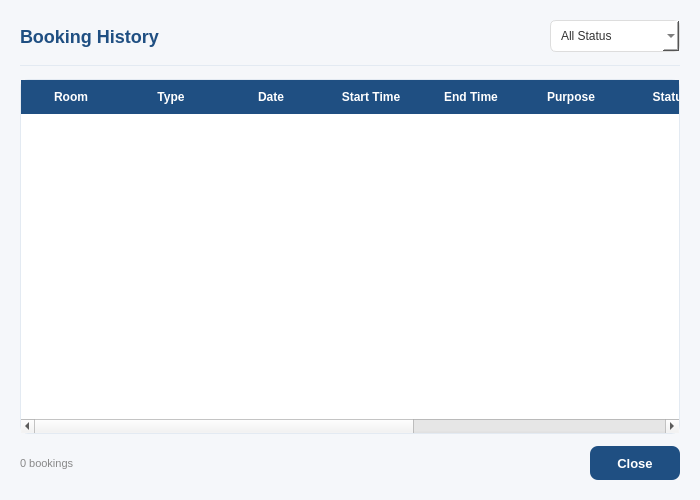
This is ui/BookingHistory.ui in maihuybao/SmartLockUEL as Qt 5 draws it before an edit. The edited form follows.
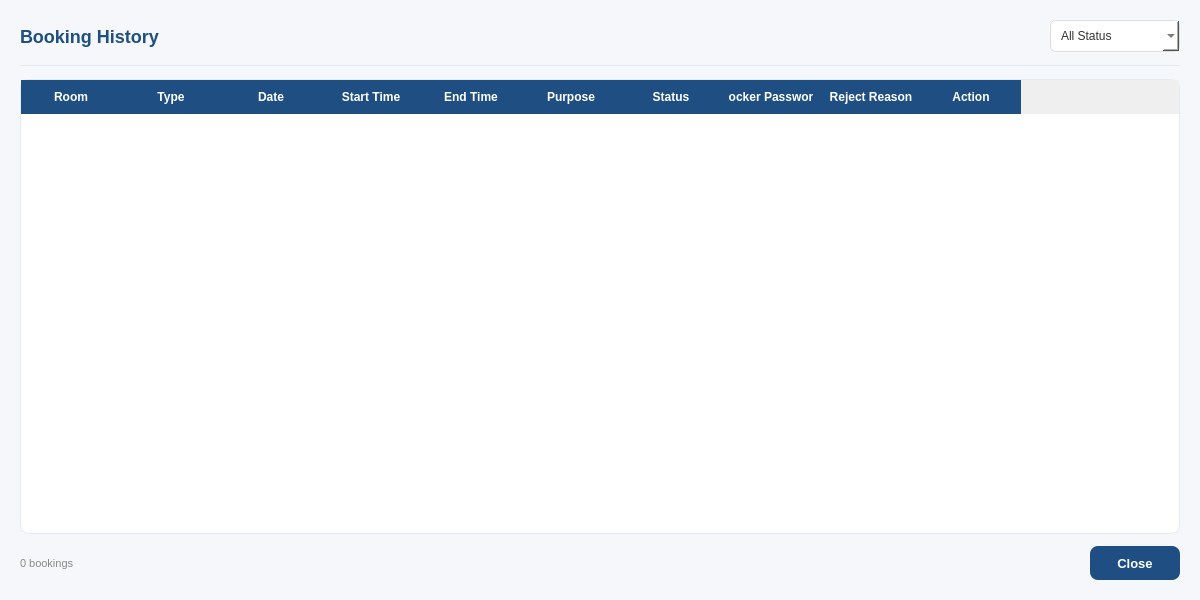
This is the edited form.

Diff of the .ui file:
```diff
--- a/ui/BookingHistory.ui
+++ b/ui/BookingHistory.ui
@@ -6,8 +6,8 @@
    <rect>
     <x>0</x>
     <y>0</y>
-    <width>700</width>
-    <height>500</height>
+    <width>1200</width>
+    <height>600</height>
    </rect>
   </property>
   <property name="windowTitle">
```
